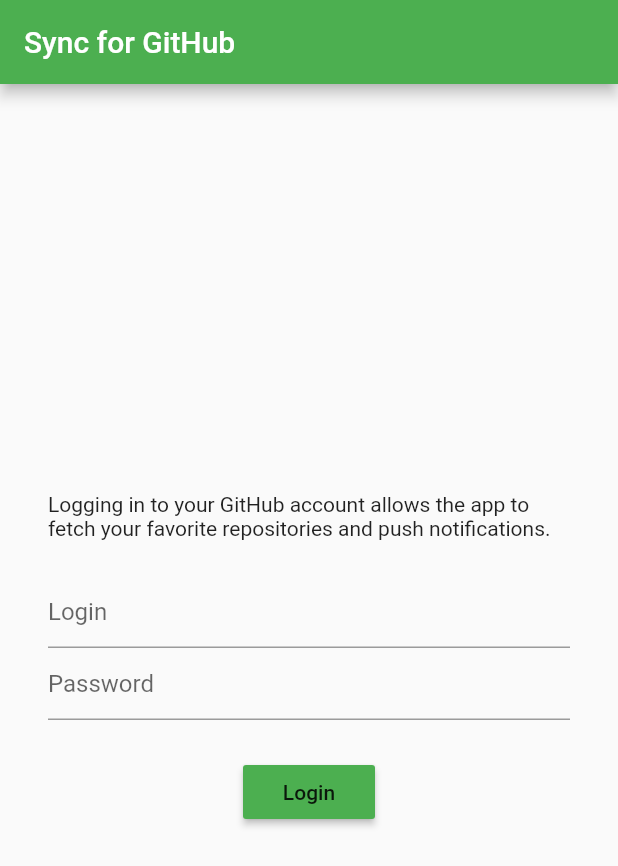
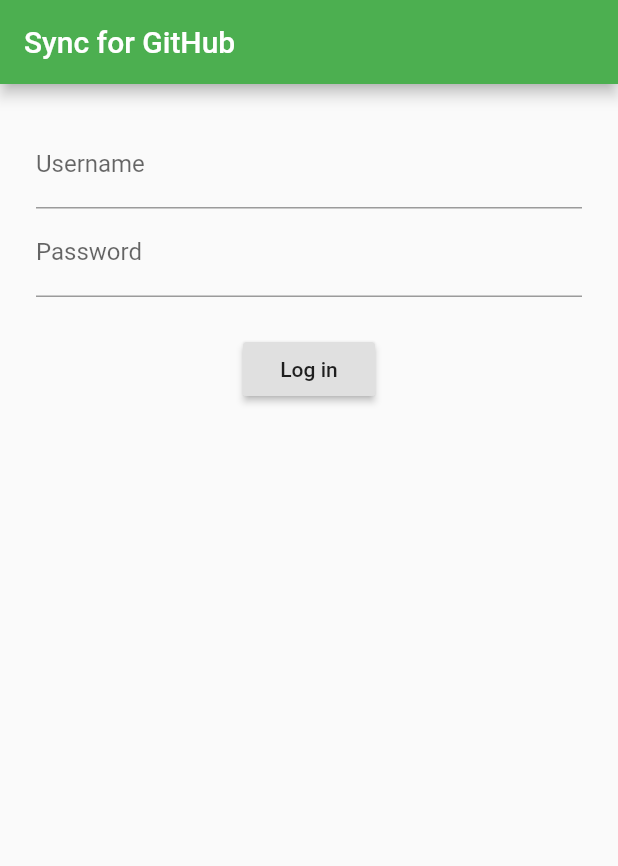
Before and after one commit to SolarLiner/github-app, a Flutter app: the screen it shows after launch, on a phone screen of 412 x 824 dp. Shown: the top 866 px of the screen. Run offline on Flutter 3.47's test engine with Material 2 defaults, Android fonts, the phone set to English and light mode, and no system bars.

Commit message:
Refactor login form out of login view

```diff
--- a/lib/views/login.dart
+++ b/lib/views/login.dart
@@ -1,8 +1,7 @@
 import 'package:flutter/material.dart';
+import '../widgets/login_form.dart';
 
 class LoginView extends StatelessWidget {
-  final loginController = new TextEditingController();
-  final passwordController = new TextEditingController();
 
   @override
   Widget build(BuildContext context) {
@@ -11,51 +10,8 @@ class LoginView extends StatelessWidget {
         title: new Text("Sync for GitHub"),
       ),
       body: new Center(
-        child: new Padding(
-          padding: new EdgeInsets.all(32.0),
-          child: new Column(
-            mainAxisAlignment: MainAxisAlignment.center,
-            children: <Widget>[
-              new Text(
-                  "Logging in to your GitHub account allows the app to fetch" +
-                      " your favorite repositories and push notifications."
-              ),
-              new Padding(
-                padding: new EdgeInsets.only(top: 24.0),
-                child: new Column(
-                  children: <Widget>[
-                    new TextField(
-                      controller: loginController,
-                      decoration: new InputDecoration(hintText: "Login"),
-                    ),
-                    new TextField(
-                      controller: passwordController,
-                      obscureText: true,
-                      decoration: new InputDecoration(hintText: "Password"),
-                    ),
-                  ],
-                ),
-              ),
-              new Padding(
-                padding: new EdgeInsets.only(top: 24.0),
-                child: new RaisedButton(
-                  onPressed: () {
-                    showDialog(
-                      context: context,
-                      child: new AlertDialog(
-                        title: new Text("What you entered"),
-                        content: new Text(loginController.text + "\n" + passwordController.text),
-                      ),
-                    );
-                  },
-                  child: new Text("Login"),
-                  color: Colors.green,
-                ),
-              ),
-            ],
-          ),
-        ),
-      ),
+        child: new LoginForm()
+      )
     );
   }
 }
--- /dev/null
+++ b/lib/widgets/login_form.dart
@@ -0,0 +1,67 @@
+import 'package:flutter/material.dart';
+
+class LoginForm extends StatefulWidget {
+
+  final String username;
+
+  LoginForm({this.username});
+
+  @override
+  State<StatefulWidget> createState() {
+    return new _LoginFormState();
+  }
+}
+
+class _LoginFormState extends State<LoginForm> {
+
+  final scaffoldKey = new GlobalKey<ScaffoldState>();
+  final formKey = new GlobalKey<FormState>();
+
+  String username;
+  String password;
+
+  void _submit() {
+    var form = formKey.currentState;
+    if(form.validate()) {
+      form.save();
+
+    }
+  }
+
+  @override
+  Widget build(BuildContext context) {
+    return new Padding(
+      padding: new EdgeInsets.all(24.0),
+      child: new Form(
+        key: formKey,
+        child: new Column(
+          children: <Widget>[
+            new TextFormField(
+              decoration: new InputDecoration(labelText: 'Username'),
+              validator: (val) => val.isEmpty? 'Username cannot be empty.' : null,
+              onSaved: (val) => username = val,
+            ),
+            new TextFormField(
+              decoration: new InputDecoration(labelText: 'Password'),
+              obscureText: true,
+              validator: (val) {
+                if(val.isEmpty)
+                  return 'Password cannot be empty.';
+                if(val.length < 8)
+                  return 'Password must at least be 8 characters long';
+                return null;
+              },
+              onSaved: (val) => password = val,
+            ),
+            new Padding(padding: new EdgeInsets.only(top: 24.0),
+              child: new RaisedButton(
+                onPressed: _submit,
+                child: new Text('Log in'),
+              ),
+            ),
+          ],
+        ),
+      )
+    );
+  }
+}
```
